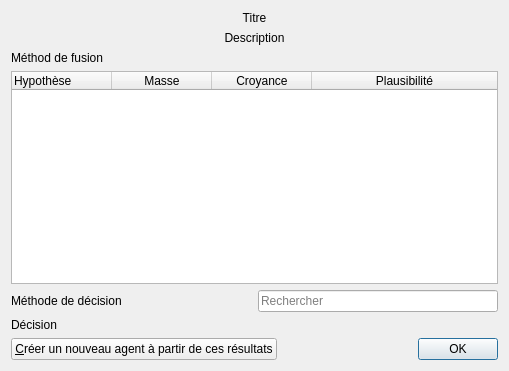
Hamza5/Plateforme-outils-SII, file DempsterShafer/UI/ResultatsDialog.ui: the form before one commit.
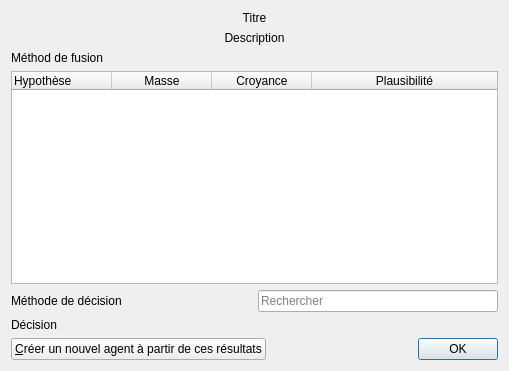
The form after the commit.

Commit message: Changer le nom du programme et corriger une faute d'orthographe dans l'interface

Patch:
```diff
--- a/DempsterShafer/UI/ResultatsDialog.ui
+++ b/DempsterShafer/UI/ResultatsDialog.ui
@@ -143,7 +143,7 @@
      <item>
       <widget class="QPushButton" name="agentButton">
        <property name="text">
-        <string>&amp;Créer un nouveau agent à partir de ces résultats</string>
+        <string>&amp;Créer un nouvel agent à partir de ces résultats</string>
        </property>
       </widget>
      </item>
```
The commit also changes 2 other files.
